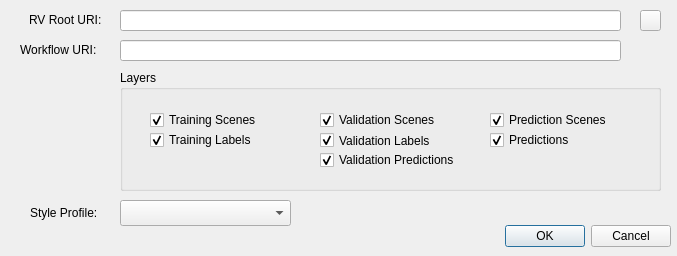
Before: the Qt Designer form experiment_dialog_base.ui in azavea/raster-vision-qgis, drawn with Qt 5.
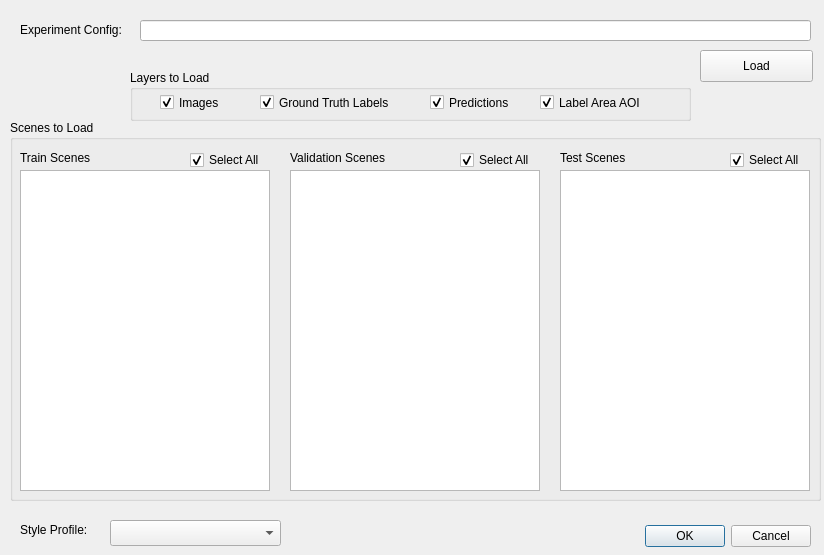
After: the same form once the commit is applied. Icons and pictures are not drawn.

Diff of the .ui file:
```diff
--- a/experiment_dialog_base.ui
+++ b/experiment_dialog_base.ui
@@ -6,8 +6,8 @@
    <rect>
     <x>0</x>
     <y>0</y>
-    <width>677</width>
-    <height>256</height>
+    <width>824</width>
+    <height>555</height>
    </rect>
   </property>
   <property name="windowTitle">
@@ -19,9 +19,9 @@
   <widget class="QDialogButtonBox" name="button_box">
    <property name="geometry">
     <rect>
-     <x>420</x>
-     <y>220</y>
-     <width>251</width>
+     <x>640</x>
+     <y>520</y>
+     <width>171</width>
      <height>32</height>
     </rect>
    </property>
@@ -32,75 +32,88 @@
     <set>QDialogButtonBox::Cancel|QDialogButtonBox::Ok</set>
    </property>
   </widget>
-  <widget class="QLabel" name="label">
-   <property name="geometry">
-    <rect>
-     <x>29</x>
-     <y>10</y>
-     <width>91</width>
-     <height>20</height>
-    </rect>
-   </property>
-   <property name="text">
-    <string>RV Root URI:</string>
-   </property>
-  </widget>
   <widget class="QLabel" name="label_2">
    <property name="geometry">
     <rect>
      <x>20</x>
-     <y>40</y>
-     <width>91</width>
+     <y>20</y>
+     <width>111</width>
      <height>20</height>
     </rect>
    </property>
    <property name="text">
-    <string>Workflow URI:</string>
+    <string>Experiment Config:</string>
    </property>
   </widget>
   <widget class="QLineEdit" name="rv_root_line_edit">
    <property name="geometry">
     <rect>
-     <x>120</x>
-     <y>10</y>
-     <width>501</width>
+     <x>140</x>
+     <y>20</y>
+     <width>671</width>
      <height>21</height>
     </rect>
    </property>
   </widget>
-  <widget class="QLineEdit" name="workflow_uri_line_edit">
+  <widget class="QComboBox" name="style_profile_combobox">
    <property name="geometry">
     <rect>
-     <x>120</x>
-     <y>40</y>
-     <width>501</width>
-     <height>21</height>
+     <x>110</x>
+     <y>520</y>
+     <width>171</width>
+     <height>26</height>
     </rect>
    </property>
   </widget>
+  <widget class="QLabel" name="label_3">
+   <property name="geometry">
+    <rect>
+     <x>20</x>
+     <y>520</y>
+     <width>95</width>
+     <height>20</height>
+    </rect>
+   </property>
+   <property name="text">
+    <string>Style Profile:</string>
+   </property>
+  </widget>
+  <widget class="QPushButton" name="load_button">
+   <property name="geometry">
+    <rect>
+     <x>700</x>
+     <y>50</y>
+     <width>113</width>
+     <height>32</height>
+    </rect>
+   </property>
+   <property name="text">
+    <string>Load</string>
+   </property>
+  </widget>
   <widget class="QGroupBox" name="groupBox">
    <property name="geometry">
     <rect>
-     <x>120</x>
+     <x>130</x>
      <y>70</y>
-     <width>541</width>
-     <height>121</height>
+     <width>561</width>
+     <height>51</height>
     </rect>
    </property>
    <property name="title">
-    <string>Layers</string>
+    <string>Layers to Load</string>
    </property>
    <widget class="QCheckBox" name="training_scenes_checkbox">
     <property name="geometry">
      <rect>
       <x>30</x>
-      <y>40</y>
-      <width>131</width>
-      <height>20</height>
+      <y>20</y>
+      <width>71</width>
+      <height>25</height>
      </rect>
     </property>
     <property name="text">
-     <string>Training Scenes</string>
+     <string>Images</string>
     </property>
     <property name="checked">
      <bool>true</bool>
@@ -109,78 +122,14 @@
    <widget class="QCheckBox" name="training_labels_checkbox">
     <property name="geometry">
      <rect>
-      <x>30</x>
-      <y>60</y>
-      <width>121</width>
-      <height>20</height>
-     </rect>
-    </property>
-    <property name="text">
-     <string>Training Labels</string>
-    </property>
-    <property name="checked">
-     <bool>true</bool>
-    </property>
-   </widget>
-   <widget class="QCheckBox" name="validation_scenes_checkbox">
-    <property name="geometry">
-     <rect>
-      <x>200</x>
-      <y>40</y>
-      <width>141</width>
-      <height>20</height>
-     </rect>
-    </property>
-    <property name="text">
-     <string>Validation Scenes</string>
-    </property>
-    <property name="checked">
-     <bool>true</bool>
-    </property>
-   </widget>
-   <widget class="QCheckBox" name="validation_labels_checkbox">
-    <property name="geometry">
-     <rect>
-      <x>200</x>
-      <y>60</y>
-      <width>131</width>
-      <height>21</height>
-     </rect>
-    </property>
-    <property name="text">
-     <string>Validation Labels</string>
-    </property>
-    <property name="checked">
-     <bool>true</bool>
-    </property>
-   </widget>
-   <widget class="QCheckBox" name="validation_predictions_checkbox">
-    <property name="geometry">
-     <rect>
-      <x>200</x>
-      <y>80</y>
+      <x>130</x>
+      <y>20</y>
       <width>161</width>
-      <height>20</height>
+      <height>25</height>
      </rect>
     </property>
     <property name="text">
-     <string>Validation Predictions</string>
-    </property>
-    <property name="checked">
-     <bool>true</bool>
-    </property>
-   </widget>
-   <widget class="QCheckBox" name="prediction_scenes_checkbox">
-    <property name="geometry">
-     <rect>
-      <x>370</x>
-      <y>40</y>
-      <width>141</width>
-      <height>20</height>
-     </rect>
-    </property>
-    <property name="text">
-     <string>Prediction Scenes</string>
+     <string>Ground Truth Labels</string>
     </property>
     <property name="checked">
      <bool>true</bool>
@@ -189,10 +138,10 @@
    <widget class="QCheckBox" name="predictions_checkbox">
     <property name="geometry">
      <rect>
-      <x>370</x>
-      <y>60</y>
-      <width>111</width>
-      <height>20</height>
+      <x>300</x>
+      <y>20</y>
+      <width>101</width>
+      <height>25</height>
      </rect>
     </property>
     <property name="text">
@@ -202,46 +151,152 @@
      <bool>true</bool>
     </property>
    </widget>
+   <widget class="QCheckBox" name="aoi_checkbox">
+    <property name="geometry">
+     <rect>
+      <x>410</x>
+      <y>20</y>
+      <width>131</width>
+      <height>25</height>
+     </rect>
+    </property>
+    <property name="text">
+     <string>Label Area AOI</string>
+    </property>
+    <property name="checked">
+     <bool>true</bool>
+    </property>
+   </widget>
   </widget>
-  <widget class="QComboBox" name="style_profile_combobox">
+  <widget class="QGroupBox" name="groupBox_2">
    <property name="geometry">
     <rect>
-     <x>120</x>
-     <y>200</y>
-     <width>171</width>
-     <height>26</height>
+     <x>10</x>
+     <y>120</y>
+     <width>811</width>
+     <height>381</height>
     </rect>
    </property>
-  </widget>
-  <widget class="QLabel" name="label_3">
-   <property name="geometry">
-    <rect>
-     <x>30</x>
-     <y>200</y>
-     <width>91</width>
-     <height>26</height>
-    </rect>
+   <property name="title">
+    <string>Scenes to Load</string>
    </property>
-   <property name="text">
-    <string>Style Profile:</string>
-   </property>
-  </widget>
-  <widget class="QPushButton" name="info_button">
-   <property name="geometry">
-    <rect>
-     <x>640</x>
-     <y>10</y>
-     <width>21</width>
-     <height>21</height>
-    </rect>
-   </property>
-   <property name="text">
-    <string/>
-   </property>
-   <property name="icon">
-    <iconset theme=":/plugins/raster_vision_qgis/info.png">
-     <normaloff>.</normaloff>.</iconset>
-   </property>
+   <widget class="QListWidget" name="train_scene_list">
+    <property name="geometry">
+     <rect>
+      <x>10</x>
+      <y>50</y>
+      <width>250</width>
+      <height>321</height>
+     </rect>
+    </property>
+   </widget>
+   <widget class="QListWidget" name="validation_scene_list">
+    <property name="geometry">
+     <rect>
+      <x>280</x>
+      <y>50</y>
+      <width>250</width>
+      <height>321</height>
+     </rect>
+    </property>
+   </widget>
+   <widget class="QListWidget" name="test_scene_list">
+    <property name="geometry">
+     <rect>
+      <x>550</x>
+      <y>50</y>
+      <width>250</width>
+      <height>321</height>
+     </rect>
+    </property>
+   </widget>
+   <widget class="QLabel" name="label">
+    <property name="geometry">
+     <rect>
+      <x>10</x>
+      <y>30</y>
+      <width>81</width>
+      <height>16</height>
+     </rect>
+    </property>
+    <property name="text">
+     <string>Train Scenes</string>
+    </property>
+   </widget>
+   <widget class="QLabel" name="label_4">
+    <property name="geometry">
+     <rect>
+      <x>280</x>
+      <y>30</y>
+      <width>121</width>
+      <height>16</height>
+     </rect>
+    </property>
+    <property name="text">
+     <string>Validation Scenes</string>
+    </property>
+   </widget>
+   <widget class="QLabel" name="label_5">
+    <property name="geometry">
+     <rect>
+      <x>550</x>
+      <y>30</y>
+      <width>121</width>
+      <height>16</height>
+     </rect>
+    </property>
+    <property name="text">
+     <string>Test Scenes</string>
+    </property>
+   </widget>
+   <widget class="QCheckBox" name="train_scenes_all_checkbox">
+    <property name="geometry">
+     <rect>
+      <x>180</x>
+      <y>30</y>
+      <width>81</width>
+      <height>20</height>
+     </rect>
+    </property>
+    <property name="text">
+     <string>Select All</string>
+    </property>
+    <property name="checked">
+     <bool>true</bool>
+    </property>
+   </widget>
+   <widget class="QCheckBox" name="validation_scenes_all_checkbox">
+    <property name="geometry">
+     <rect>
+      <x>450</x>
+      <y>30</y>
+      <width>81</width>
+      <height>20</height>
+     </rect>
+    </property>
+    <property name="text">
+     <string>Select All</string>
+    </property>
+    <property name="checked">
+     <bool>true</bool>
+    </property>
+   </widget>
+   <widget class="QCheckBox" name="test_scenes_all_checkbox">
+    <property name="geometry">
+     <rect>
+      <x>720</x>
+      <y>30</y>
+      <width>81</width>
+      <height>20</height>
+     </rect>
+    </property>
+    <property name="text">
+     <string>Select All</string>
+    </property>
+    <property name="checked">
+     <bool>true</bool>
+    </property>
+   </widget>
   </widget>
  </widget>
  <resources/>
```
Left out of the diff: 6 changed lines with no effect on the pictures.
